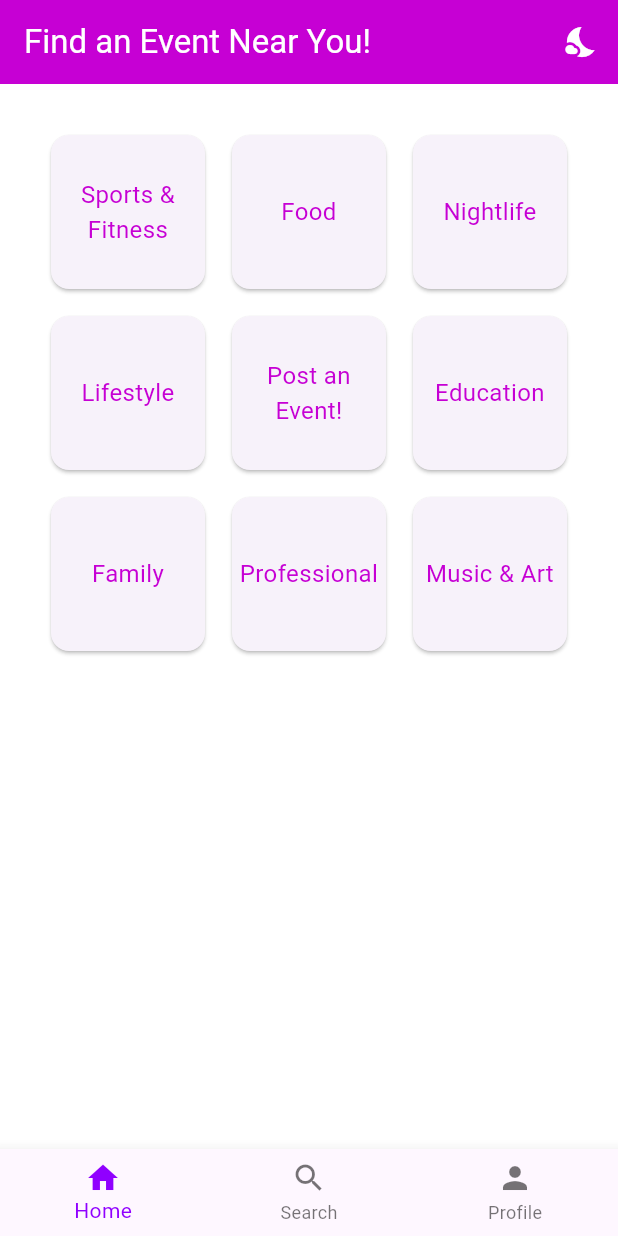
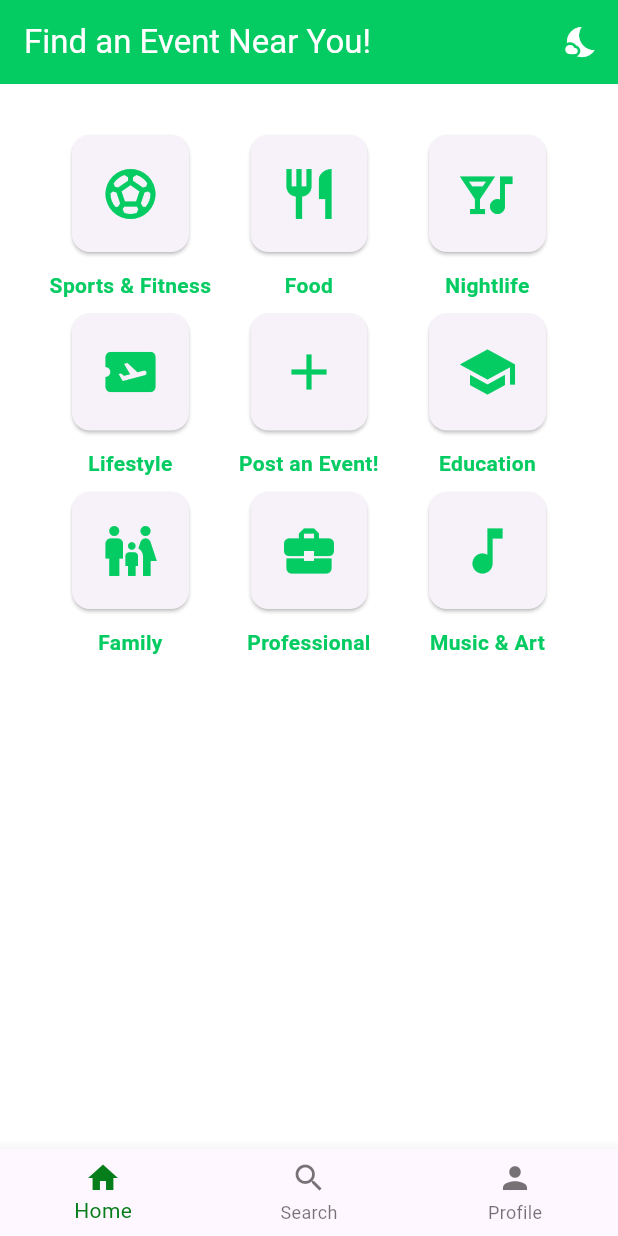
Before and after one commit to ggiacobbe2/events_finder_app, a Flutter app: the screen it shows after launch, on a phone screen of 412 x 824 dp. Run offline on Flutter 3.47's test engine with Material 3 defaults, Android fonts, the light colour scheme and no system bars.

Commit message:
changed primary colors, changed category text location, and added icons

```diff
--- a/lib/main.dart
+++ b/lib/main.dart
@@ -14,8 +14,8 @@ class MyApp extends StatefulWidget {
 class _MyAppState extends State<MyApp> {
   bool isDarkMode = false;
 
-  final Color lightPrimaryColor = const Color(0xFFC600D4);
-  final Color darkPrimaryColor = const Color(0xFFD312E0);
+  final Color lightPrimaryColor = const Color.fromARGB(255, 5, 204, 98);
+  final Color darkPrimaryColor = const Color.fromARGB(255, 32, 222, 121);
 
   @override
   Widget build(BuildContext context) {
@@ -88,6 +88,18 @@ class _EventsHomePageState extends State<EventsHomePage> {
     'Music & Art',
   ];
 
+  final List<IconData> categoryIcons = [
+    Icons.sports_soccer,
+    Icons.restaurant,
+    Icons.nightlife,
+    Icons.airplane_ticket,
+    Icons.add,
+    Icons.school,
+    Icons.family_restroom,
+    Icons.business_center,
+    Icons.music_note,
+  ];
+
   void _onItemTapped(int index) {
     setState(() {
       _selectedIndex = index;
@@ -114,10 +126,15 @@ class _EventsHomePageState extends State<EventsHomePage> {
         padding: const EdgeInsets.all(30.0),
         child: GridView.count(
           crossAxisCount: 3,
-          crossAxisSpacing: 10,
-          mainAxisSpacing: 10,
+          crossAxisSpacing: 5,
+          mainAxisSpacing: 5,
           children: categories.map((category) {
-            return InkWell(
+            return Column(
+              children: [
+                Expanded(
+                  child: AspectRatio(
+                    aspectRatio: 1,
+                    child: InkWell(
                       onTap: () {
                         Navigator.push(
                           context,
@@ -128,13 +145,26 @@ class _EventsHomePageState extends State<EventsHomePage> {
                       },
                       child: Card(
                         child: Center(
-                  child: Text(
-                    category,
-                    textAlign: TextAlign.center,
-                    style: const TextStyle(fontSize: 16),
+                          child: Icon(
+                            categoryIcons[categories.indexOf(category)],
+                            size: 40,
+                            color: Theme.of(context).primaryColor,
                           ),
                         ),
                       ),
+                    ),
+                  ),
+                ),
+                const SizedBox(height: 8),
+                Text(
+                  category,
+                  textAlign: TextAlign.center,
+                  style: const TextStyle(
+                    fontSize: 14,
+                    fontWeight: FontWeight.bold,
+                  ),
+                ),
+              ],
             );
           }).toList(),
         ),
@@ -168,7 +198,7 @@ class _EventsHomePageState extends State<EventsHomePage> {
           ),
         ],
         currentIndex: _selectedIndex,
-        selectedItemColor: const Color.fromARGB(255, 144, 0, 255),
+        selectedItemColor: const Color.fromARGB(255, 4, 125, 26),
         onTap: _onItemTapped,
       ),
     );
```
Lines whose indentation alone changed are shown as unchanged.
